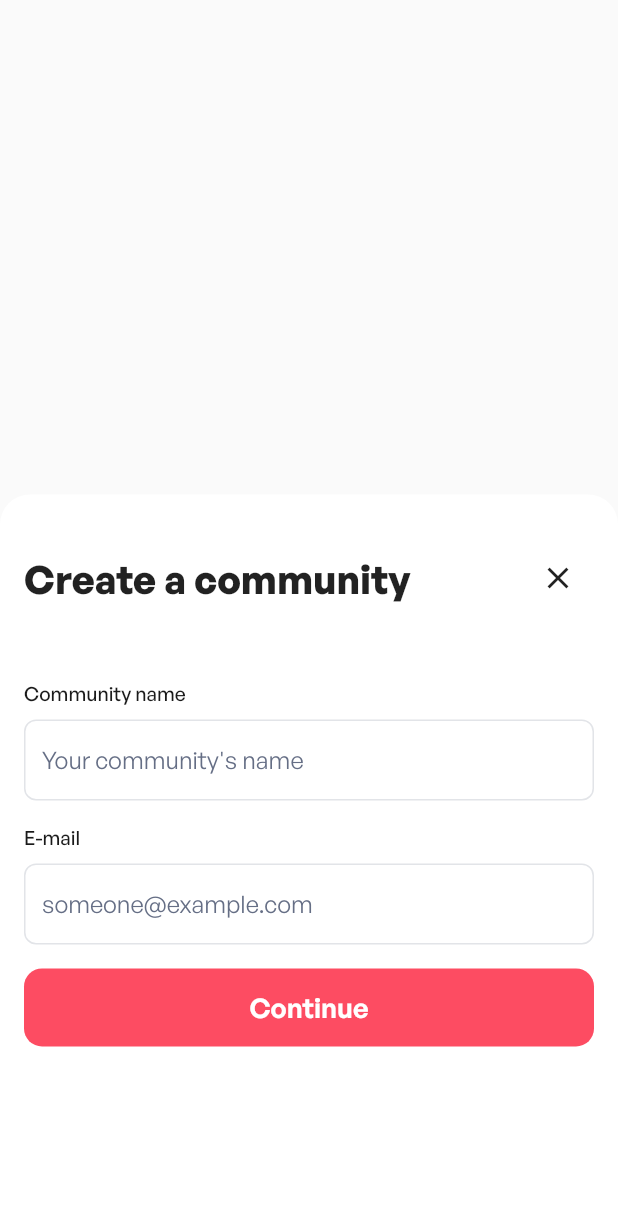
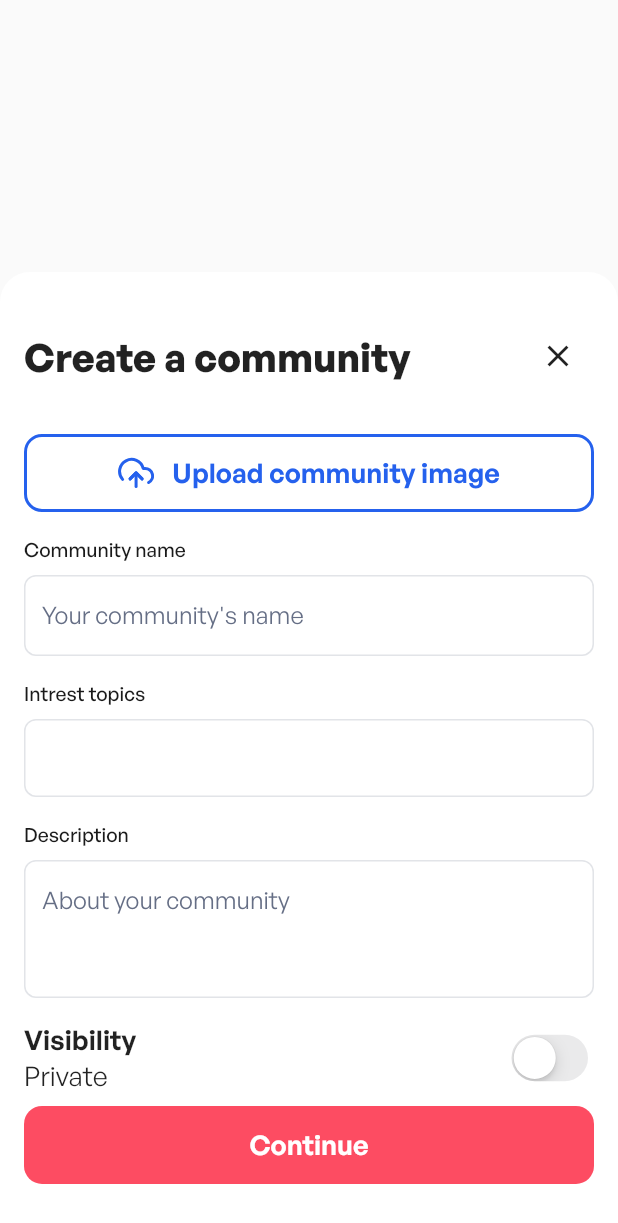
Before and after one commit to InSync-HQ/InSync, a Flutter app: the CreateCommunityOverlay widget shown alone on an empty page, opened directly, on a phone screen of 412 x 824 dp. Shown: the top 1223 px of the screen. Run offline on Flutter 3.47's test engine with Material 2 defaults, Android fonts, the phone set to English and light mode, and no system bars; our stand-ins replace flutter_feather_icons, shared_preferences; accounts and stored records are empty.

Commit message:
create comm overlay 0.9v

```diff
--- a/lib/view/create_community_overlay.dart
+++ b/lib/view/create_community_overlay.dart
@@ -1,11 +1,36 @@
+import 'package:flutter/cupertino.dart';
 import 'package:flutter/material.dart';
+import 'package:flutter_feather_icons/flutter_feather_icons.dart';
 import 'package:insync/widgets/button.dart';
 import 'package:insync/widgets/input_field.dart';
 
-class CreateCommunityOverlay extends StatelessWidget {
+class CreateCommunityOverlay extends StatefulWidget {
   const CreateCommunityOverlay({
     Key? key,
   }) : super(key: key);
+
+  @override
+  State<CreateCommunityOverlay> createState() => _CreateCommunityOverlayState();
+}
+
+class _CreateCommunityOverlayState extends State<CreateCommunityOverlay> {
+  bool isSwitched = false;
+  String visibilityVal = 'Private';
+  void toggleSwitch(bool value) {
+    if (isSwitched == false) {
+      setState(() {
+        isSwitched = true;
+        visibilityVal = 'Public';
+      });
+      print('Switch Button is ON');
+    } else {
+      setState(() {
+        isSwitched = false;
+        visibilityVal = 'Private';
+      });
+      print('Switch Button is OFF');
+    }
+  }
 
   @override
   Widget build(BuildContext context) {
@@ -13,7 +38,7 @@ class CreateCommunityOverlay extends StatelessWidget {
       behavior: HitTestBehavior.opaque,
       onTap: () => Navigator.of(context).pop(),
       child: DraggableScrollableSheet(
-        initialChildSize: 0.6,
+        initialChildSize: 0.78,
         minChildSize: 0.4,
         builder: (_, controller) => Container(
           clipBehavior: Clip.hardEdge,
@@ -49,23 +74,65 @@ class CreateCommunityOverlay extends StatelessWidget {
                   ],
                 ),
               ),
-              const SizedBox(height: 32),
+              const SizedBox(height: 24),
+              PrimaryButton(
+                buttonTitle: "Upload community image",
+                iconLeft: const Icon(FeatherIcons.uploadCloud),
+                onPressed: () {},
+                textColor: const Color(0xff2561ED),
+                bgColor: Colors.white,
+                border: const BorderSide(color: Color(0xff2561ED), width: 2),
+              ),
+              const SizedBox(height: 8),
               const InputField(
                 label: "Community name",
                 placeholder: "Your community's name",
                 keyboard: TextInputType.name,
               ),
               const InputField(
-                label: "E-mail",
-                placeholder: "someone@example.com",
-                keyboard: TextInputType.emailAddress,
+                label: "Intrest topics",
+                keyboard: TextInputType.name,
+              ),
+              const InputField(
+                label: "Description",
+                placeholder: "About your community",
+                textArea: true,
+              ),
+              const SizedBox(height: 8),
+              Row(
+                mainAxisAlignment: MainAxisAlignment.spaceBetween,
+                children: [
+                  Column(
+                    mainAxisAlignment: MainAxisAlignment.start,
+                    crossAxisAlignment: CrossAxisAlignment.start,
+                    children: [
+                      const Text(
+                        "Visibility",
+                        style: TextStyle(
+                          fontSize: 18,
+                          fontWeight: FontWeight.w600,
+                        ),
+                      ),
+                      Text(
+                        visibilityVal,
+                        style: const TextStyle(
+                          fontSize: 18,
+                        ),
+                      ),
+                    ],
+                  ),
+                  CupertinoSwitch(
+                    value: isSwitched,
+                    onChanged: toggleSwitch,
+                    activeColor: Colors.black,
+                  )
+                ],
               ),
               const SizedBox(height: 8),
               PrimaryButton(
                 buttonTitle: "Continue",
                 onPressed: () {},
               ),
-              const SizedBox(height: 8),
               const SizedBox(height: 16),
             ],
           ),
--- a/lib/widgets/input_field.dart
+++ b/lib/widgets/input_field.dart
@@ -10,6 +10,7 @@ class InputField extends StatefulWidget {
     this.keyboard,
     this.search = false,
     this.controller,
+    this.textArea = false,
   }) : super(key: key);
   final String label;
   final String? placeholder;
@@ -17,6 +18,7 @@ class InputField extends StatefulWidget {
   final bool search;
   final TextInputType? keyboard;
   final TextEditingController? controller;
+  final bool textArea;
 
   @override
   State<InputField> createState() => _InputFieldState();
@@ -54,6 +56,7 @@ class _InputFieldState extends State<InputField> {
           ),
           const SizedBox(height: 8),
           TextFormField(
+            maxLines: widget.textArea ? 3 : 1,
             obscureText: obs,
             controller: widget.controller,
             keyboardType: widget.keyboard,
```
